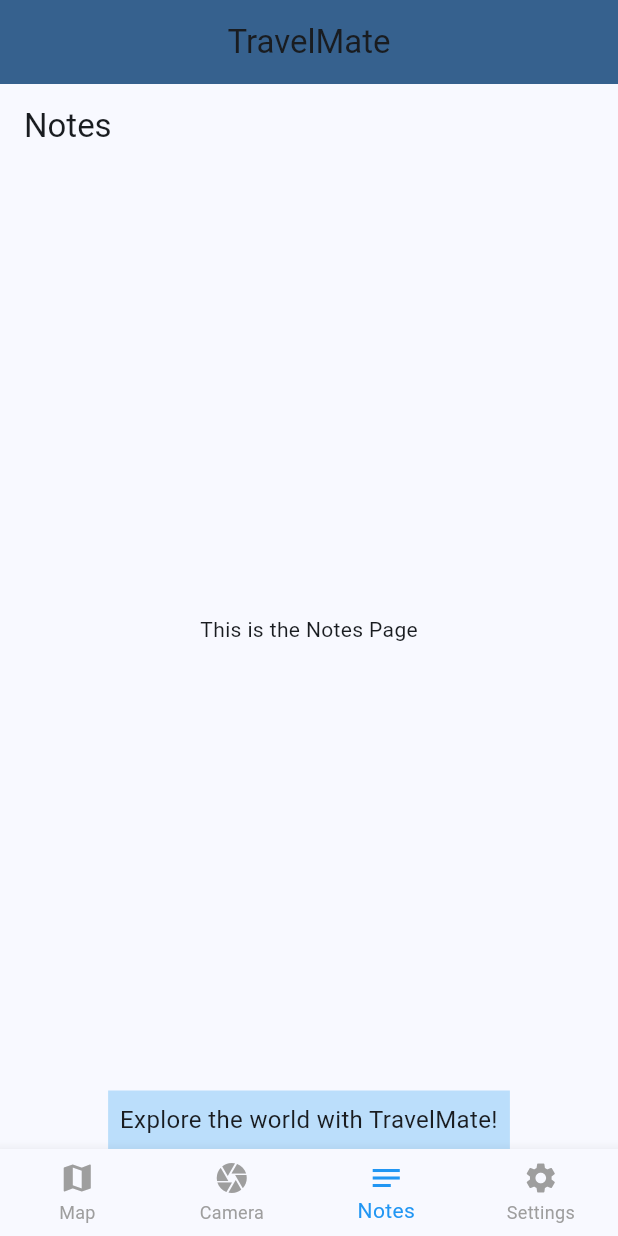
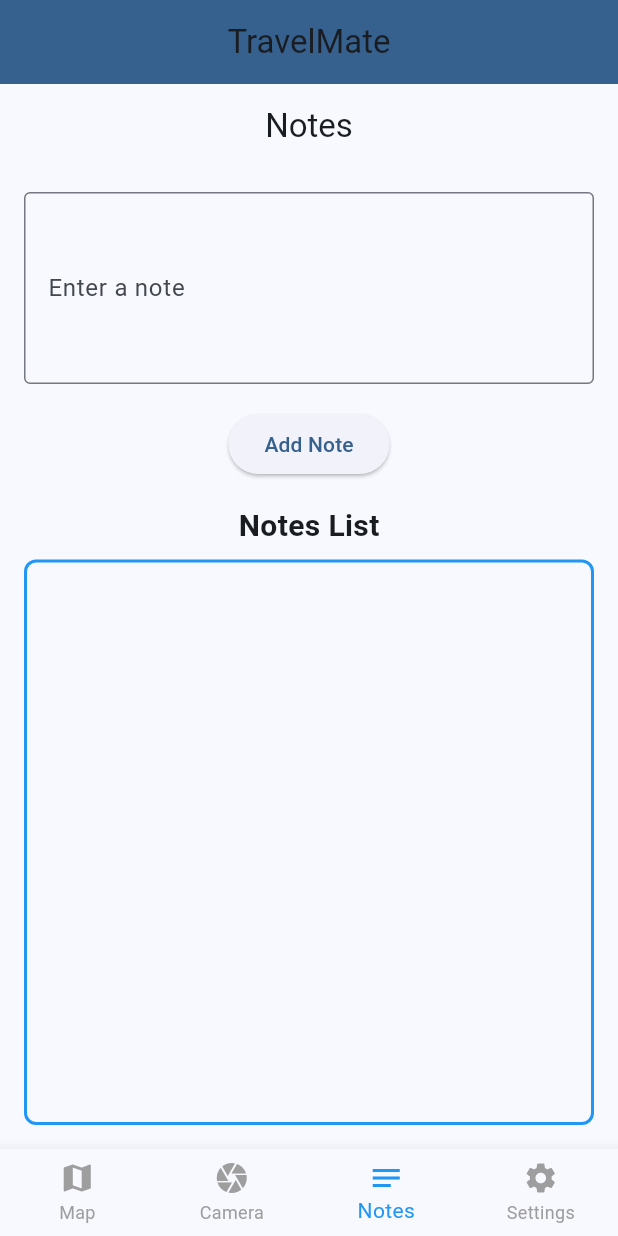
Before and after one commit to stickrundude/high_level_app, a Flutter app: the TravelMateHomePage screen opened directly, item 3 of the bottom bar chosen, on a phone screen of 412 x 824 dp. Run offline on Flutter 3.47's test engine with Material 3 defaults, Android fonts, the phone set to English and light mode, and no system bars.

Commit message:
feat: updated notes page

```diff
--- a/lib/screens/home_page.dart
+++ b/lib/screens/home_page.dart
@@ -39,15 +39,6 @@
       body: Column(
         children: [
           Expanded(child: _pages[_selectedIndex]),
-          Container(
-            color: Colors.blue[100],
-            padding: const EdgeInsets.all(8.0),
-            child: const Text(
-              'Explore the world with TravelMate!',
-              style: TextStyle(fontSize: 16),
-              textAlign: TextAlign.center,
-            ),
-          ),
         ],
       ),
       bottomNavigationBar: CustomNavigationBar(
--- a/lib/screens/notes_page.dart
+++ b/lib/screens/notes_page.dart
@@ -1,16 +1,102 @@
 import 'package:flutter/material.dart';
 
-class NotesPage extends StatelessWidget {
+class NotesPage extends StatefulWidget {
   const NotesPage({super.key});
+
+  @override
+  State<NotesPage> createState() => _NotesPageState();
+}
+
+class _NotesPageState extends State<NotesPage> {
+  List<String> notes = [];
+  final TextEditingController _controller = TextEditingController();
+
+  void _addNote() {
+    setState(() {
+      if (_controller.text.isNotEmpty) {
+        notes.add(_controller.text);
+        _controller.clear();
+      }
+    });
+  }
+
+  void _deleteNote(int index) {
+    setState(() {
+      notes.removeAt(index);
+    });
+  }
 
   @override
   Widget build(BuildContext context) {
     return Scaffold(
       appBar: AppBar(
         title: const Text('Notes'),
+        centerTitle: true,
       ),
-      body: Center(
-        child: const Text('This is the Notes Page'),
+      body: Padding(
+        padding: const EdgeInsets.all(16.0),
+        child: Column(
+          crossAxisAlignment: CrossAxisAlignment.start,
+          children: [
+            TextField(
+              controller: _controller,
+              decoration: const InputDecoration(
+                labelText: 'Enter a note',
+                border: OutlineInputBorder(),
+              ),
+              maxLines: 6,
+              minLines: 4,
+              onSubmitted: (_) => _addNote(),
+            ),
+            const SizedBox(height: 16),
+            Center(
+              child: ElevatedButton(
+                onPressed: _addNote,
+                child: const Text('Add Note'),
+              ),
+            ),
+            const SizedBox(height: 16),
+            Center(
+              child: const Text(
+                'Notes List',
+                style: TextStyle(
+                  fontSize: 20,
+                  fontWeight: FontWeight.bold,
+                ),
+              ),
+            ),
+            const SizedBox(height: 8),
+            Expanded(
+              child: Container(
+                padding: const EdgeInsets.all(8.0),
+                decoration: BoxDecoration(
+                  border: Border.all(color: Colors.blue, width: 2),
+                  borderRadius: BorderRadius.circular(8),
+                ),
+                child: ListView.builder(
+                  itemCount: notes.length,
+                  itemBuilder: (context, index) {
+                    return Column(
+                      children: [
+                        ListTile(
+                          title: Text(notes[index]),
+                          trailing: IconButton(
+                            icon: const Icon(Icons.delete),
+                            onPressed: () => _deleteNote(index),
+                          ),
+                        ),
+                        Divider(
+                          color: Colors.grey[400],
+                          height: 1,
+                        ),
+                      ],
+                    );
+                  },
+                ),
+              ),
+            ),
+          ],
+        ),
       ),
     );
   }
```
